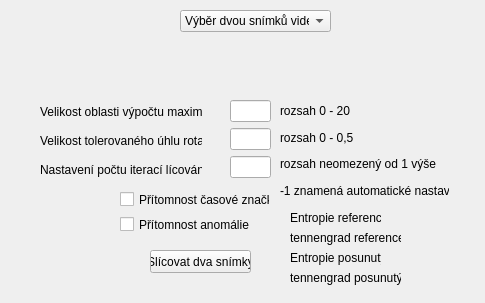
Old version of the form ui/licovanidvou.ui in the repository RaphCucul/Image-registration-GUI.
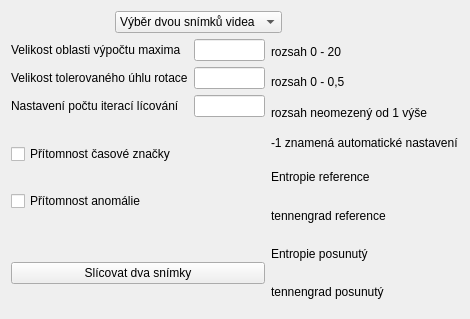
New version of the form.

Patch:
```diff
--- a/ui/licovanidvou.ui
+++ b/ui/licovanidvou.ui
@@ -6,22 +6,31 @@
    <rect>
     <x>0</x>
     <y>0</y>
-    <width>485</width>
-    <height>303</height>
+    <width>470</width>
+    <height>319</height>
    </rect>
   </property>
   <property name="windowTitle">
    <string>Form</string>
   </property>
+  <layout class="QGridLayout" name="gridLayout">
+   <item row="0" column="0" colspan="3">
+    <layout class="QHBoxLayout" name="horizontalLayout">
+     <item>
+      <spacer name="horizontalSpacer">
+       <property name="orientation">
+        <enum>Qt::Horizontal</enum>
+       </property>
+       <property name="sizeHint" stdset="0">
+        <size>
+         <width>40</width>
+         <height>20</height>
+        </size>
+       </property>
+      </spacer>
+     </item>
+     <item>
   <widget class="QComboBox" name="comboBox">
-   <property name="geometry">
-    <rect>
-     <x>180</x>
-     <y>10</y>
-     <width>151</width>
-     <height>22</height>
-    </rect>
-   </property>
    <item>
     <property name="text">
      <string>Výběr dvou snímků videa</string>
@@ -38,45 +47,26 @@
     </property>
    </item>
   </widget>
-  <widget class="QPushButton" name="slicujDvaSnimky">
-   <property name="geometry">
-    <rect>
-     <x>150</x>
-     <y>250</y>
-     <width>101</width>
-     <height>23</height>
-    </rect>
-   </property>
-   <property name="text">
-    <string>Slícovat dva snímky</string>
-   </property>
-   <property name="default">
-    <bool>false</bool>
-   </property>
-   <property name="flat">
-    <bool>false</bool>
-   </property>
-  </widget>
-  <widget class="QWidget" name="gridLayoutWidget">
-   <property name="geometry">
-    <rect>
-     <x>100</x>
-     <y>50</y>
-     <width>301</width>
-     <height>31</height>
-    </rect>
-   </property>
+     </item>
+     <item>
+      <spacer name="horizontalSpacer_2">
+       <property name="orientation">
+        <enum>Qt::Horizontal</enum>
+       </property>
+       <property name="sizeHint" stdset="0">
+        <size>
+         <width>40</width>
+         <height>20</height>
+        </size>
+       </property>
+      </spacer>
+     </item>
+    </layout>
+   </item>
+   <item row="1" column="0" colspan="3">
    <layout class="QGridLayout" name="nabidkaAnalyzy"/>
-  </widget>
-  <widget class="QWidget" name="layoutWidget">
-   <property name="geometry">
-    <rect>
-     <x>40</x>
-     <y>100</y>
-     <width>162</width>
-     <height>81</height>
-    </rect>
-   </property>
+   </item>
+   <item row="2" column="0">
    <layout class="QVBoxLayout" name="verticalLayout">
     <item>
      <widget class="QLabel" name="label">
@@ -100,16 +90,8 @@
      </widget>
     </item>
    </layout>
-  </widget>
-  <widget class="QWidget" name="layoutWidget">
-   <property name="geometry">
-    <rect>
-     <x>230</x>
-     <y>100</y>
-     <width>41</width>
-     <height>81</height>
-    </rect>
-   </property>
+   </item>
+   <item row="2" column="1">
    <layout class="QVBoxLayout" name="verticalLayout_2">
     <item>
      <widget class="QLineEdit" name="oblastMaxima"/>
@@ -121,16 +103,8 @@
      <widget class="QLineEdit" name="pocetIteraci"/>
     </item>
    </layout>
-  </widget>
-  <widget class="QWidget" name="layoutWidget">
-   <property name="geometry">
-    <rect>
-     <x>280</x>
-     <y>100</y>
-     <width>169</width>
-     <height>101</height>
-    </rect>
-   </property>
+   </item>
+   <item row="2" column="2" rowspan="2" colspan="2">
    <layout class="QVBoxLayout" name="verticalLayout_3">
     <item>
      <widget class="QLabel" name="label_2">
@@ -167,16 +141,8 @@
      </widget>
     </item>
    </layout>
-  </widget>
-  <widget class="QWidget" name="layoutWidget">
-   <property name="geometry">
-    <rect>
-     <x>120</x>
-     <y>190</y>
-     <width>150</width>
-     <height>44</height>
-    </rect>
-   </property>
+   </item>
+   <item row="3" column="0" rowspan="3" colspan="2">
    <layout class="QVBoxLayout" name="verticalLayout_4">
     <item>
      <widget class="QCheckBox" name="casovaZnacka">
@@ -193,111 +159,81 @@
      </widget>
     </item>
    </layout>
-  </widget>
+   </item>
+   <item row="4" column="2" rowspan="4">
+    <layout class="QVBoxLayout" name="verticalLayout_5">
+     <item>
   <widget class="QLabel" name="entropie_reference">
-   <property name="geometry">
-    <rect>
-     <x>290</x>
-     <y>210</y>
-     <width>91</width>
-     <height>16</height>
-    </rect>
-   </property>
    <property name="text">
     <string>Entropie reference</string>
    </property>
   </widget>
+     </item>
+     <item>
   <widget class="QLabel" name="tennengrad_reference">
-   <property name="geometry">
-    <rect>
-     <x>290</x>
-     <y>230</y>
-     <width>111</width>
-     <height>16</height>
-    </rect>
-   </property>
    <property name="text">
     <string>tennengrad reference</string>
    </property>
   </widget>
+     </item>
+     <item>
   <widget class="QLabel" name="entropie_posunuty">
-   <property name="geometry">
-    <rect>
-     <x>290</x>
-     <y>250</y>
-     <width>91</width>
-     <height>16</height>
-    </rect>
-   </property>
    <property name="text">
     <string>Entropie posunutý</string>
    </property>
   </widget>
+     </item>
+     <item>
   <widget class="QLabel" name="tennengrad_posunuty">
-   <property name="geometry">
-    <rect>
-     <x>290</x>
-     <y>270</y>
-     <width>111</width>
-     <height>16</height>
-    </rect>
-   </property>
    <property name="text">
     <string>tennengrad posunutý</string>
    </property>
   </widget>
+     </item>
+    </layout>
+   </item>
+   <item row="4" column="3">
   <widget class="QLabel" name="ER">
-   <property name="geometry">
-    <rect>
-     <x>410</x>
-     <y>210</y>
-     <width>61</width>
-     <height>16</height>
-    </rect>
-   </property>
    <property name="text">
     <string/>
    </property>
   </widget>
+   </item>
+   <item row="5" column="3">
   <widget class="QLabel" name="TR">
-   <property name="geometry">
-    <rect>
-     <x>410</x>
-     <y>230</y>
-     <width>61</width>
-     <height>16</height>
-    </rect>
-   </property>
    <property name="text">
     <string/>
    </property>
   </widget>
+   </item>
+   <item row="6" column="0" rowspan="2" colspan="2">
+    <widget class="QPushButton" name="slicujDvaSnimky">
+     <property name="text">
+      <string>Slícovat dva snímky</string>
+     </property>
+     <property name="default">
+      <bool>false</bool>
+     </property>
+     <property name="flat">
+      <bool>false</bool>
+     </property>
+    </widget>
+   </item>
+   <item row="6" column="3">
   <widget class="QLabel" name="EP">
-   <property name="geometry">
-    <rect>
-     <x>410</x>
-     <y>250</y>
-     <width>61</width>
-     <height>16</height>
-    </rect>
-   </property>
    <property name="text">
     <string/>
    </property>
   </widget>
+   </item>
+   <item row="7" column="3">
   <widget class="QLabel" name="TP">
-   <property name="geometry">
-    <rect>
-     <x>410</x>
-     <y>270</y>
-     <width>61</width>
-     <height>16</height>
-    </rect>
-   </property>
    <property name="text">
     <string/>
    </property>
   </widget>
+   </item>
+  </layout>
  </widget>
  <resources/>
  <connections/>
```
Lines whose indentation alone changed are shown as unchanged.
